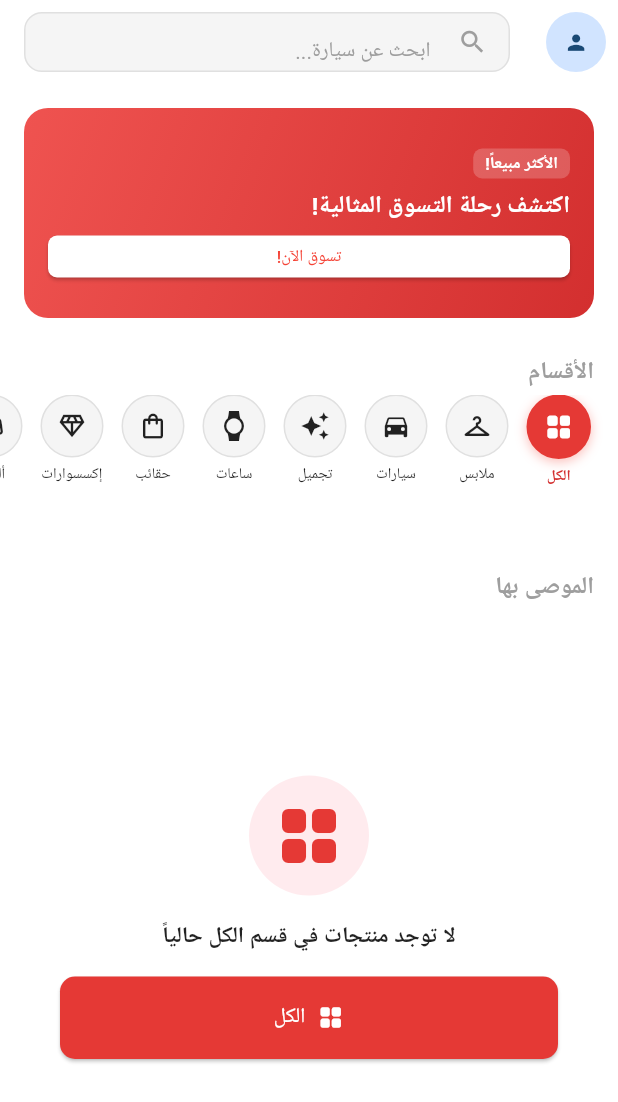
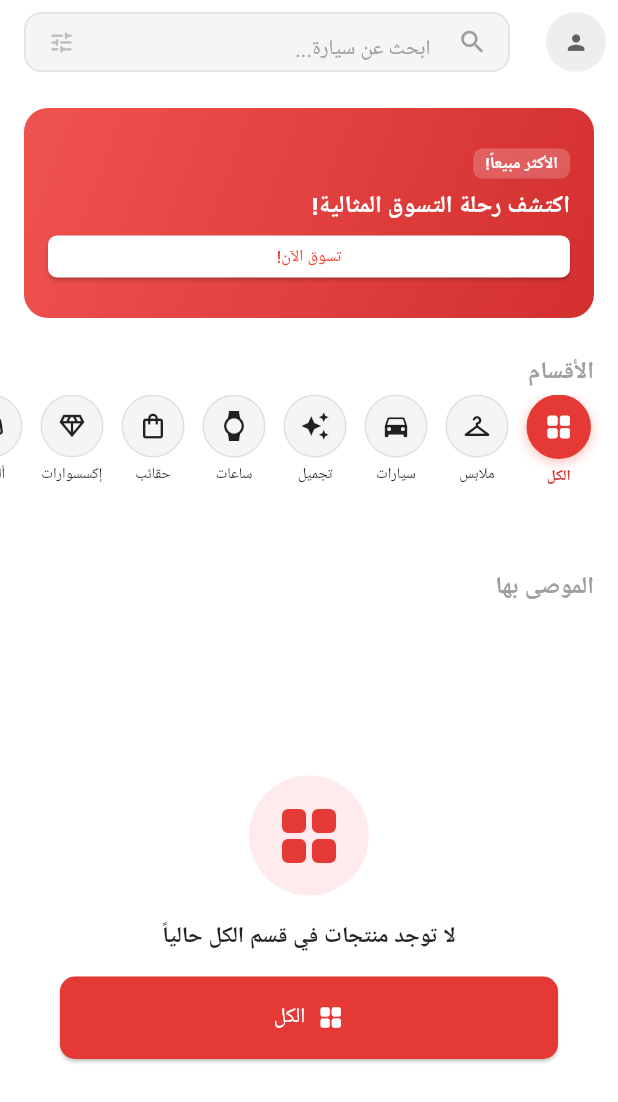
Before and after one commit to hebismail-sketch/ecommerceapp, a Flutter app: the HomePage screen opened by its route, on a phone screen of 412 x 824 dp. Shown: the top 1102 px of the screen. Run offline on Flutter 3.47's test engine with Material 3 defaults, Android fonts, the phone set to English and light mode, and no system bars; our stand-ins replace cloud_firestore, equatable, firebase_auth, firebase_core, firebase_messaging, flutter_bloc and 6 more; missing offline and left inert: google_mlkit_translation; accounts and stored records are empty.

Commit message:
feat(widgets): add dark mode support to custom search app bar and profile avatar

```diff
--- a/lib/core/widgets/custom_search_app_bar.dart
+++ b/lib/core/widgets/custom_search_app_bar.dart
@@ -1,5 +1,6 @@
 // File: lib/core/widgets/custom_search_app_bar.dart
 
+import 'package:ecommerceapp/core/theme/app_colors.dart';
 import 'package:ecommerceapp/core/widgets/profile_avatar.dart';
 import 'package:ecommerceapp/features/products/presentation/manager/product_cubit.dart';
 import 'package:ecommerceapp/features/profile/presentation/pages/profile_screen.dart';
@@ -27,13 +28,18 @@ class CustomSearchAppBar extends StatelessWidget implements PreferredSizeWidget
   Widget build(BuildContext context) {
     final l10n = AppLocalizations.of(context)!;
     final canPop = Navigator.canPop(context);
+    final isDark = Theme.of(context).brightness == Brightness.dark;
 
     return AppBar(
       elevation: 0,
-      backgroundColor: Colors.white,
+      backgroundColor: isDark ? AppColors.darkBackground : Colors.white,
       leading: showBackButton && canPop
           ? IconButton(
-              icon: const Icon(Icons.arrow_back_ios_new, color: Colors.black87, size: 20),
+              icon: Icon(
+                Icons.arrow_back_ios_new,
+                color: isDark ? AppColors.gold : Colors.black87,
+                size: 20,
+              ),
               onPressed: () => Navigator.pop(context),
             )
           : Padding(
@@ -48,20 +54,38 @@ class CustomSearchAppBar extends StatelessWidget implements PreferredSizeWidget
       title: Container(
         height: 40,
         decoration: BoxDecoration(
-          color: Colors.grey.shade100,
+          color: isDark ? AppColors.darkSurface : Colors.grey.shade100,
           borderRadius: BorderRadius.circular(12),
-          border: Border.all(color: Colors.grey.shade300),
+          border: Border.all(
+            color: isDark ? AppColors.darkBorder : Colors.grey.shade300,
+          ),
         ),
         child: TextField(
           controller: searchController,
+          style: TextStyle(
+            color: isDark ? Colors.white : Colors.black87,
+            fontSize: 14,
+          ),
           onChanged: onSearchChanged ??
               (value) {
                 context.read<ProductCubit>().searchProducts(value);
               },
           decoration: InputDecoration(
             hintText: l10n.searchForCar,
-            hintStyle: TextStyle(fontSize: 14, color: Colors.grey.shade500),
-            prefixIcon: const Icon(Icons.search, size: 20, color: Colors.grey),
+            hintStyle: TextStyle(
+              fontSize: 14,
+              color: isDark ? AppColors.darkTextMuted : Colors.grey.shade500,
+            ),
+            prefixIcon: Icon(
+              Icons.search,
+              size: 20,
+              color: isDark ? AppColors.gold : Colors.grey,
+            ),
+            suffixIcon: Icon(
+              Icons.tune_rounded,
+              size: 18,
+              color: isDark ? AppColors.gold : Colors.grey.shade400,
+            ),
             border: InputBorder.none,
             contentPadding: const EdgeInsets.symmetric(vertical: 8),
           ),
--- a/lib/core/widgets/profile_avatar.dart
+++ b/lib/core/widgets/profile_avatar.dart
@@ -1,4 +1,5 @@
 import 'package:cloud_firestore/cloud_firestore.dart';
+import 'package:ecommerceapp/core/theme/app_colors.dart';
 import 'package:firebase_auth/firebase_auth.dart';
 import 'package:flutter/material.dart';
 
@@ -81,11 +82,15 @@ class ProfileAvatar extends StatelessWidget {
             );
           }
 
+          final isDark = Theme.of(context).brightness == Brightness.dark;
           return CircleAvatar(
             radius: size / 2,
+            backgroundColor:
+                isDark ? AppColors.darkSurface : Colors.grey.shade200,
             child: Icon(
               Icons.person,
               size: size * 0.55,
+              color: isDark ? AppColors.gold : Colors.grey.shade700,
             ),
           );
         },
```
